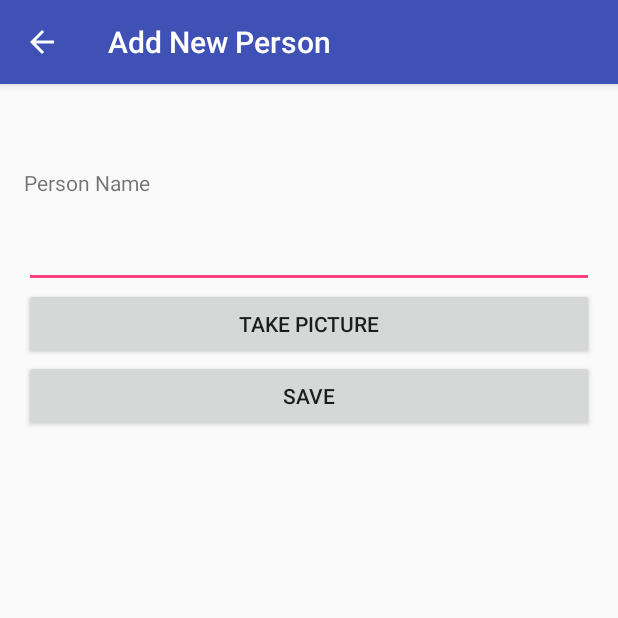
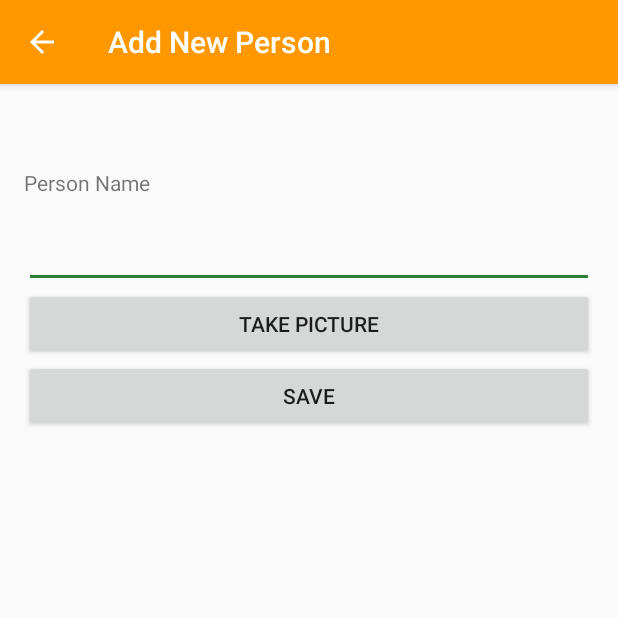
Before and after one commit to mb-x/requestBreakfast, an Android app: the screen it shows after launch (newPersonActivity), after a tap on "NEW PERSON", on a phone screen of 412 x 824 dp, the top half of it. Run offline under Robolectric (Android 15) with nearby library versions, the phone set to English and light mode, and no system bars.

Commit message:
change colors

```diff
--- a/app/src/main/res/values/colors.xml
+++ b/app/src/main/res/values/colors.xml
@@ -1,8 +1,9 @@
 <?xml version="1.0" encoding="utf-8"?>
 <resources>
-    <color name="colorPrimary">#3F51B5</color>
-    <color name="colorPrimaryDark">#303F9F</color>
-    <color name="colorAccent">#FF4081</color>
+    <color name="colorPrimary">#FF9800</color>
+    <color name="colorPrimaryDark">#E65100</color>
+    <color name="colorAccent">#2E7D32</color>
+    <color name="colorTitle">#ffffff</color>
     <color name="year">#999999</color>
     <color name="title">#222222</color>
 </resources>
```
Also changed, not shown: app/src/main/java/com/devgrafix/requestbreakfast/activities/listPresonsActivity.java (+43 -18 lines), app/src/main/res/layout/activity_list_presons.xml (+14 -8 lines).
